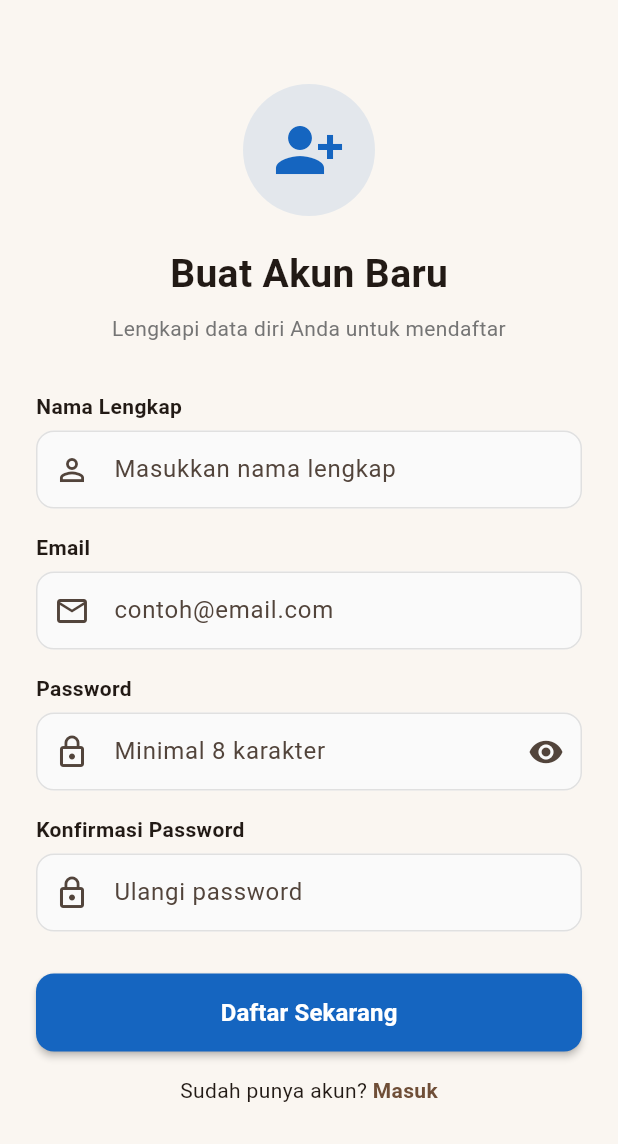
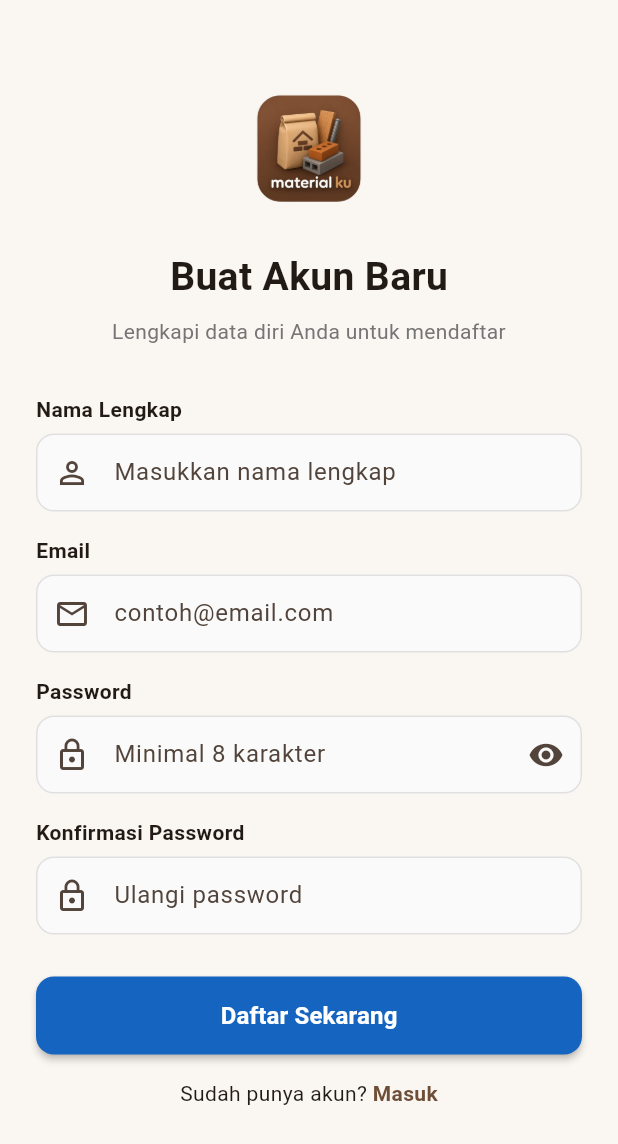
Before and after one commit to Felannn/matrial_1123150086_uts, a Flutter app: the RegisterPage screen opened by its route, on a phone screen of 412 x 824 dp. Shown: the top 1144 px of the screen. Run offline on Flutter 3.47's test engine with Material 3 defaults, Android fonts, the phone set to English and light mode, and no system bars; our stand-ins replace app_links, dio, email_validator, equatable, firebase_auth, firebase_core and 5 more; accounts and stored records are empty.

Commit message:
feat : memperbarui logo dan nama aplikasi

```diff
--- a/lib/core/shared/widgets/auth_header.dart
+++ b/lib/core/shared/widgets/auth_header.dart
@@ -18,7 +18,15 @@ class AuthHeader extends StatelessWidget {
   Widget build(BuildContext context) {
     return Column(
       children: [
-        Container(
+        ClipRRect(
+          borderRadius: BorderRadius.circular(16),
+          child: Image.asset(
+            'assets/icons/material-ku.png',
+            height: 90,
+            width: 90,
+            fit: BoxFit.cover,
+            errorBuilder: (context, error, stackTrace) {
+              return Container(
                 padding: const EdgeInsets.all(20),
                 decoration: BoxDecoration(
                   color: (iconColor ?? const Color(0xFF1565C0)).withOpacity(0.1),
@@ -28,6 +36,9 @@ class AuthHeader extends StatelessWidget {
                   icon,
                   size: 48,
                   color: iconColor ?? const Color(0xFF1565C0),
+                ),
+              );
+            },
           ),
         ),
         const SizedBox(height: 20),
```
Also changed, not shown: pubspec.yaml (+5 -6 lines), pubspec.lock, 6 other files. Lines whose indentation alone changed are shown as unchanged.
